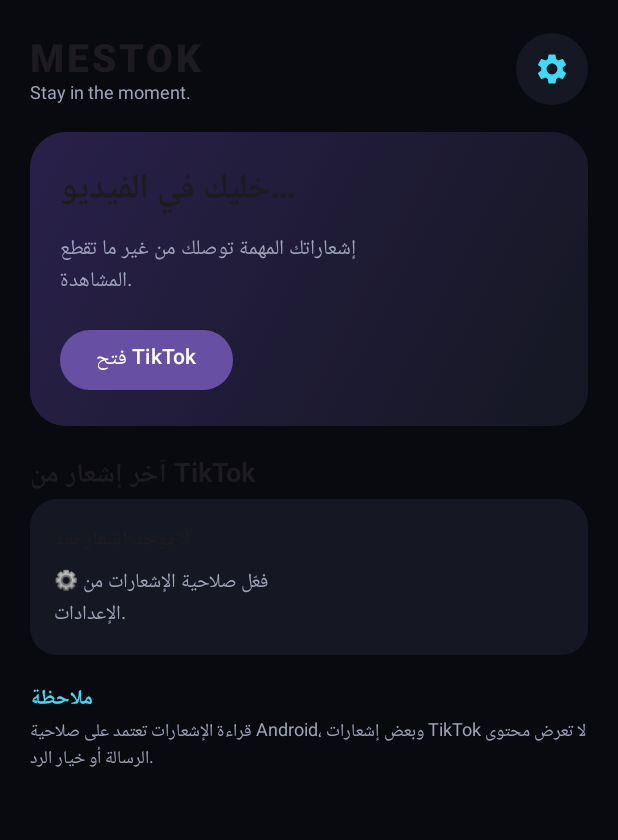
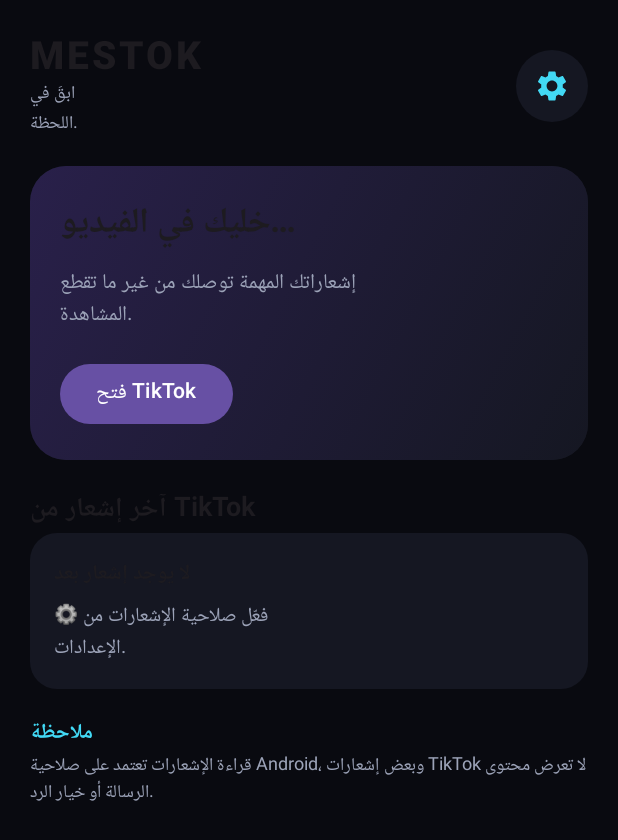
Before and after one commit to Houssem028/MESTOK, an Android app built with Jetpack Compose: the composable HomeScreen called with empty values, on a phone screen of 412 x 824 dp. Shown: the top 840 px of the screen. Run offline under Robolectric (Android 15) with nearby library versions, the phone set to English and light mode, and no system bars; pictures from the network do not load.

Commit message:
Polish Arabic-first interface copy

```diff
--- a/app/src/main/java/com/mestok/app/MainActivity.kt
+++ b/app/src/main/java/com/mestok/app/MainActivity.kt
@@ -355,7 +355,7 @@ private fun HomeScreen(latestTitle: String, latestMessage: String, hasLatest: Bo
             Row(verticalAlignment = Alignment.CenterVertically) {
                 Column {
                     Text("MESTOK", fontSize = 26.sp, fontWeight = FontWeight.Black, letterSpacing = 2.sp)
-                    Text("Stay in the moment.", color = Muted, fontSize = 12.sp)
+                    Text("ابقَ في اللحظة.", color = Muted, fontSize = 12.sp)
                 }
                 Spacer(Modifier.weight(1f))
                 IconButton(onClick = onSettings, modifier = Modifier.size(48.dp)
@@ -465,7 +465,7 @@ private fun SettingsScreen(
             item { SettingItem("تسجيل الخروج", "الخروج من حساب TikTok المرتبط بهذا التطبيق", "↪", onLogout) }
         }
         item { Text("اللغة", color = Cyan, fontWeight = FontWeight.Bold, modifier = Modifier.padding(top = 8.dp)) }
-        item { SettingItem("لغة التطبيق", "العربية — مستقلة عن لغة الهاتف", "ع", {}) }
+        item { SettingItem("لغة التطبيق", "العربية — مستقلة عن لغة الهاتف", "✓", { }) }
         item { Text("عام", color = Cyan, fontWeight = FontWeight.Bold, modifier = Modifier.padding(top = 8.dp)) }
         item { SettingItem("الخصوصية", "سياسة الخصوصية الكاملة", "›", onPrivacy) }
         item { SettingItem("شروط الاستخدام", "شروط استخدام MESTOK", "›", onTerms) }
```
